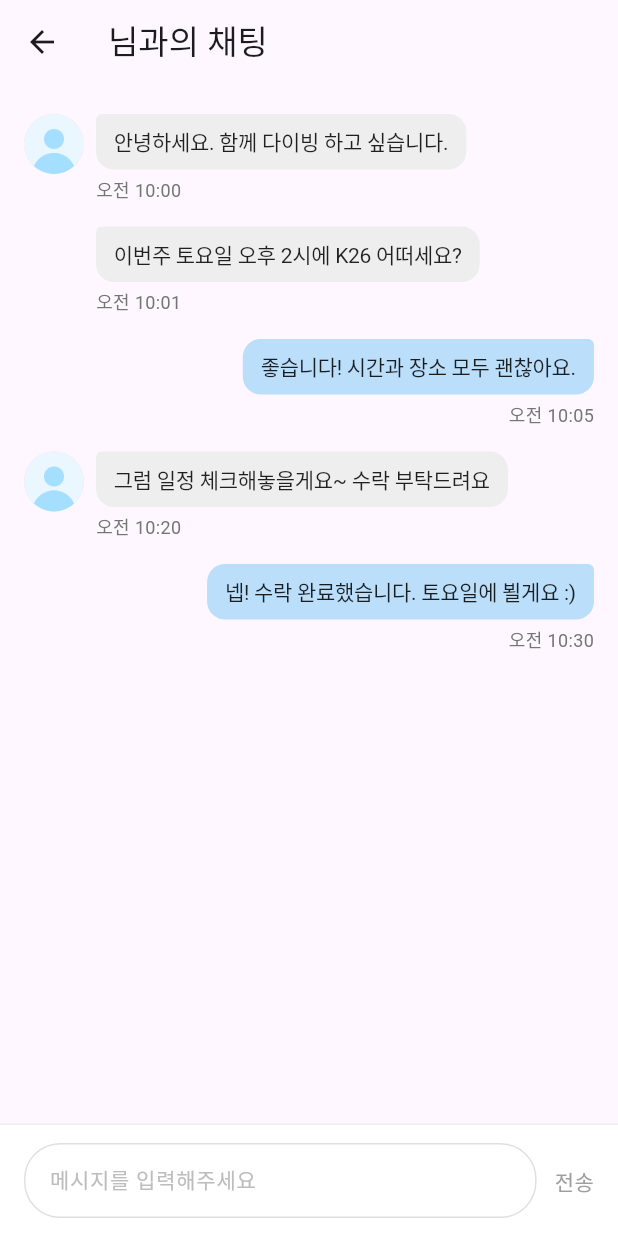
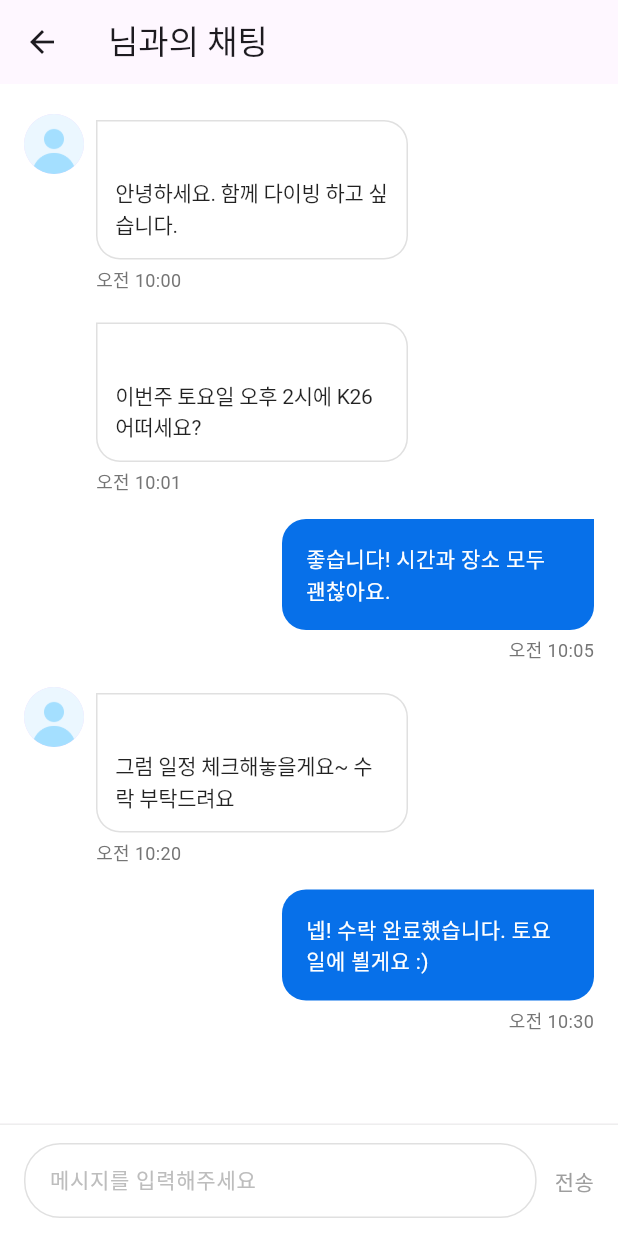
Before and after one commit to matthewKang6263/flutter_application_seau, a Flutter app: the ChatDetailPage screen opened directly with empty values, on a phone screen of 412 x 824 dp. Run offline on Flutter 3.47's test engine with Material 3 defaults, Android fonts, the phone set to English and light mode, and no system bars; our stand-ins replace cloud_firestore, firebase_core, flutter_riverpod, fluttertoast, table_calendar; accounts and stored records are empty; network calls fail; project files that could hold a hidden picture were left out.

Commit message:
<design> 채팅 말풍선 ui 수정

```diff
--- a/lib/ui/pages/chat/chat_detail/chat_detail_page.dart
+++ b/lib/ui/pages/chat/chat_detail/chat_detail_page.dart
@@ -22,7 +22,10 @@ class ChatDetailPage extends StatelessWidget {
       ),
       body: Column(
         children: [
-          ChatDetailBody(userImg: userImg),
+          ChatDetailBody(
+            userImg: userImg,
+            userName: userName,
+          ),
           ChatDetailInput(),
         ],
       ),
--- a/lib/ui/pages/chat/chat_detail/widgets/chat_detail_body.dart
+++ b/lib/ui/pages/chat/chat_detail/widgets/chat_detail_body.dart
@@ -6,9 +6,11 @@ import 'package:flutter_application_seau/ui/pages/chat/chat_detail/widgets/chat_
 
 class ChatDetailBody extends StatelessWidget {
   final String? userImg; // 상대방 프로필 이미지
+  final String userName;
 
   ChatDetailBody({
     required this.userImg,
+    required this.userName,
   });
 
   // messages를 getter로 변경하여 동적으로 생성
@@ -17,12 +19,14 @@ class ChatDetailBody extends StatelessWidget {
       ChatDetailReceiveItem(
         imgUrl: userImg, // 전달받은 프로필 이미지 사용
         showProfile: true,
+        userName: "$userName",
         content: "안녕하세요. 함께 다이빙 하고 싶습니다.",
         dateTime: DateTime.now().subtract(Duration(minutes: 30)),
       ),
       ChatDetailReceiveItem(
         imgUrl: userImg, // 전달받은 프로필 이미지 사용
         showProfile: false,
+        userName: "$userName",
         content: "이번주 토요일 오후 2시에 K26 어떠세요?",
         dateTime: DateTime.now().subtract(Duration(minutes: 29)),
       ),
@@ -33,6 +37,7 @@ class ChatDetailBody extends StatelessWidget {
       ChatDetailReceiveItem(
         imgUrl: userImg, // 전달받은 프로필 이미지 사용
         showProfile: true,
+        userName: "$userName",
         content: "그럼 일정 체크해놓을게요~ 수락 부탁드려요",
         dateTime: DateTime.now().subtract(Duration(minutes: 10)),
       ),
@@ -46,11 +51,14 @@ class ChatDetailBody extends StatelessWidget {
   @override
   Widget build(BuildContext context) {
     return Expanded(
-      child: ListView.separated(
-        padding: EdgeInsets.symmetric(horizontal: 16, vertical: 20),
-        itemCount: messages.length,
-        separatorBuilder: (context, index) => SizedBox(height: 16),
-        itemBuilder: (context, index) => messages[index],
+      child: Container(
+        color: Colors.white,
+        child: ListView.separated(
+          padding: EdgeInsets.symmetric(horizontal: 16, vertical: 20),
+          itemCount: messages.length,
+          separatorBuilder: (context, index) => SizedBox(height: 16),
+          itemBuilder: (context, index) => messages[index],
+        ),
       ),
     );
   }
--- a/lib/ui/pages/chat/chat_detail/widgets/chat_detail_receive_item.dart
+++ b/lib/ui/pages/chat/chat_detail/widgets/chat_detail_receive_item.dart
@@ -11,12 +11,14 @@ class ChatDetailReceiveItem extends StatelessWidget {
   final bool showProfile; // 연속된 메시지일 경우 프로필을 숨기기 위한 flag
   final String content;
   final DateTime dateTime;
+  final String userName;
 
   const ChatDetailReceiveItem({
     required this.imgUrl,
     required this.showProfile,
     required this.content,
     required this.dateTime,
+    required this.userName,
   });
 
   @override
@@ -35,21 +37,40 @@ class ChatDetailReceiveItem extends StatelessWidget {
           child: Column(
             crossAxisAlignment: CrossAxisAlignment.start,
             children: [
+              SizedBox(height: 4),
               // 메시지 말풍선
               Container(
+                constraints: BoxConstraints(maxWidth: 208),
                 padding: EdgeInsets.symmetric(
                   horizontal: 12,
-                  vertical: 8,
+                  vertical: 12,
                 ),
                 decoration: BoxDecoration(
-                  color: Colors.grey[200],
+                  // 테두리 설정
+                  border: Border.all(
+                    color: Colors.grey[300]!, // 테두리 색상
+                    width: 1.0, // 테두리 두께
+                  ),
+                  // 둥근 모서리 설정 (필요한 경우)
                   borderRadius: BorderRadius.only(
-                    topLeft: Radius.circular(4),
-                    topRight: Radius.circular(12),
-                    bottomLeft: Radius.circular(12),
-                    bottomRight: Radius.circular(12),
+                    topLeft: Radius.circular(0), // 왼쪽 위
+                    topRight: Radius.circular(16), // 오른쪽 위
+                    bottomLeft: Radius.circular(16), // 왼쪽 아래
+                    bottomRight: Radius.circular(16),
                   ),
                 ),
+                child: Column(
+                  crossAxisAlignment: CrossAxisAlignment.start,
+                  children: [
+                    Text(
+                      userName,
+                      style: TextStyle(
+                        fontSize: 15,
+                        fontWeight: FontWeight.bold,
+                      ),
+                    ),
+                    SizedBox(height: 4),
+                    Container(
                       child: Text(
                         content,
                         style: TextStyle(
@@ -58,6 +79,9 @@ class ChatDetailReceiveItem extends StatelessWidget {
                           color: Colors.black87,
                           letterSpacing: -0.2,
                         ),
+                      ),
+                    ),
+                  ],
                 ),
               ),
               SizedBox(height: 4),
--- a/lib/ui/pages/chat/chat_detail/widgets/chat_detail_send_item.dart
+++ b/lib/ui/pages/chat/chat_detail/widgets/chat_detail_send_item.dart
@@ -20,26 +20,27 @@ class ChatDetailSendItem extends StatelessWidget {
         children: [
           // 메시지 말풍선
           Container(
+            constraints: BoxConstraints(maxWidth: 208),
             padding: EdgeInsets.symmetric(
-              horizontal: 12,
-              vertical: 8,
+              horizontal: 16,
+              vertical: 16,
             ),
             decoration: BoxDecoration(
-              color: Colors.blue[100], // 보낸 메시지는 파란색 계열로
+              color: Color(0xFF0770E9), // 보낸 메시지는 파란색 계열로
               borderRadius: BorderRadius.only(
-                topLeft: Radius.circular(12),
-                topRight: Radius.circular(4), // 오른쪽 상단만 덜 둥글게
-                bottomLeft: Radius.circular(12),
-                bottomRight: Radius.circular(12),
+                topLeft: Radius.circular(16),
+                topRight: Radius.circular(0), // 오른쪽 상단만 덜 둥글게
+                bottomLeft: Radius.circular(16),
+                bottomRight: Radius.circular(16),
               ),
             ),
             child: Text(
               content,
               style: TextStyle(
                 fontSize: 14,
+                fontWeight: FontWeight.normal,
                 height: 1.4,
-                color: Colors.black87, // 텍스트 색상 추가
-                letterSpacing: -0.2, // 자간 조정
+                color: Colors.white, // 텍스트 색상 추가
               ),
             ),
           ),
```
Lines whose indentation alone changed are shown as unchanged.
